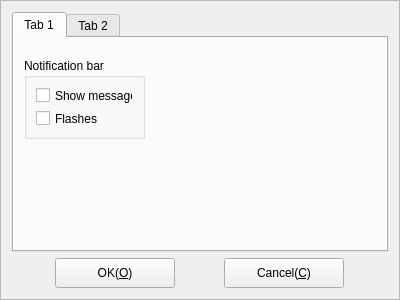
KangLin/RabbitIm, file Widgets/FrmOptions/FrmOptions.ui: the form before one commit.
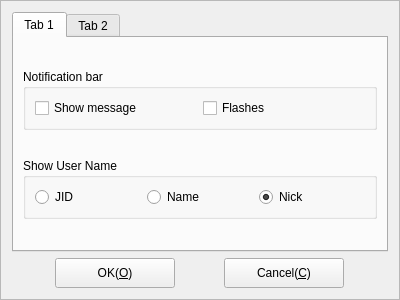
The form after the commit.

Commit message: 1、根据配置显示好友名称 2、增加 QString ShowName() 用于显示好友的名字,    这个函数可以根据配置显示友好名称 3、在 CFrmUserList 中增加：    CRoster* CFrmUserList::GetRoster(QString szJid);    根据好友 jid，得到相应的 CRoster 对象 4、在 MainWindow 中增加：    CRoster* GetRoster(QString szJid);    得到好友 CRoster 对象

```diff
--- a/Widgets/FrmOptions/FrmOptions.ui
+++ b/Widgets/FrmOptions/FrmOptions.ui
@@ -26,14 +26,20 @@
       <attribute name="title">
        <string>Tab 1</string>
       </attribute>
+      <layout class="QGridLayout" name="gridLayout_4">
+       <item row="0" column="0">
       <widget class="QGroupBox" name="groupBox">
-       <property name="geometry">
-        <rect>
-         <x>10</x>
-         <y>20</y>
-         <width>121</width>
-         <height>81</height>
-        </rect>
+         <property name="sizePolicy">
+          <sizepolicy hsizetype="Preferred" vsizetype="Fixed">
+           <horstretch>0</horstretch>
+           <verstretch>0</verstretch>
+          </sizepolicy>
+         </property>
+         <property name="minimumSize">
+          <size>
+           <width>0</width>
+           <height>50</height>
+          </size>
        </property>
        <property name="title">
         <string>Notification bar</string>
@@ -46,7 +52,7 @@
           </property>
          </widget>
         </item>
-        <item row="1" column="0">
+          <item row="0" column="1">
          <widget class="QCheckBox" name="cbNotificationFlash">
           <property name="text">
            <string>Flashes</string>
@@ -55,6 +61,56 @@
         </item>
        </layout>
       </widget>
+       </item>
+       <item row="1" column="0">
+        <widget class="QGroupBox" name="groupBox_2">
+         <property name="sizePolicy">
+          <sizepolicy hsizetype="Preferred" vsizetype="Fixed">
+           <horstretch>0</horstretch>
+           <verstretch>0</verstretch>
+          </sizepolicy>
+         </property>
+         <property name="minimumSize">
+          <size>
+           <width>0</width>
+           <height>50</height>
+          </size>
+         </property>
+         <property name="title">
+          <string>Show User Name</string>
+         </property>
+         <layout class="QGridLayout" name="gridLayout_3">
+          <item row="0" column="0">
+           <widget class="QRadioButton" name="rbJID">
+            <property name="text">
+             <string>JID</string>
+            </property>
+           </widget>
+          </item>
+          <item row="0" column="1">
+           <widget class="QRadioButton" name="rbName">
+            <property name="text">
+             <string>Name</string>
+            </property>
+           </widget>
+          </item>
+          <item row="0" column="2">
+           <widget class="QRadioButton" name="rbNick">
+            <property name="acceptDrops">
+             <bool>false</bool>
+            </property>
+            <property name="text">
+             <string>Nick</string>
+            </property>
+            <property name="checked">
+             <bool>true</bool>
+            </property>
+           </widget>
+          </item>
+         </layout>
+        </widget>
+       </item>
+      </layout>
      </widget>
      <widget class="QWidget" name="tab_2">
       <attribute name="title">
```
Left out of the diff: 10 changed lines with no effect on the pictures. Lines whose indentation alone changed are shown as unchanged. The commit also changes 13 other files.
